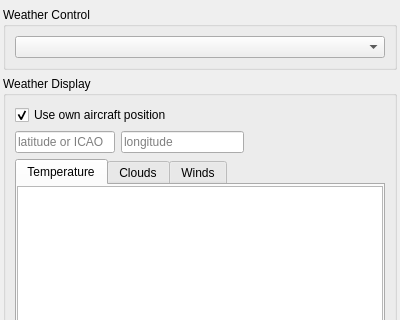
swift-project/pilotclient, file src/blackgui/components/weathercomponent.ui: the form before one commit; both pictures show x 0 to 400 and y 0 to 320 of the 400 by 556 pixel window.
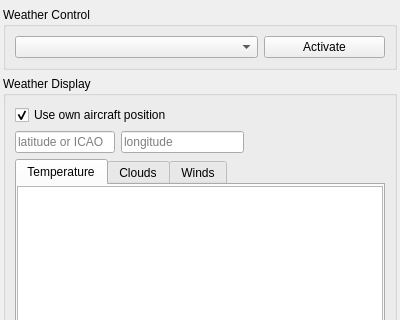
The form after the commit. Custom widgets are drawn as their Qt base class.

Commit message:
Add control button to activate and deactivate swift weather
- GUI changes
- Context and ISimulator APIs
- Refactored settings and static weather injection in CSimulatorCommon

refs #807

What changed in the file:
```diff
--- a/src/blackgui/components/weathercomponent.ui
+++ b/src/blackgui/components/weathercomponent.ui
@@ -35,9 +35,16 @@
       <string>Weather Control</string>
      </property>
      <layout class="QGridLayout" name="gl_WeatherComponent">
-      <item row="0" column="0">
+      <item row="0" column="0" colspan="2">
        <widget class="QComboBox" name="cb_weatherScenario"/>
       </item>
+      <item row="0" column="2">
+       <widget class="QPushButton" name="pb_ActivateWeather">
+        <property name="text">
+         <string>Activate</string>
+        </property>
+       </widget>
+      </item>
      </layout>
     </widget>
    </item>
```
The commit also changes 17 other files.
